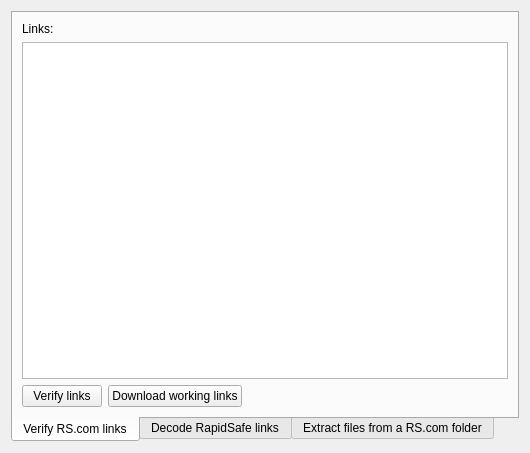
Above: tools/RapidTools.ui from LubosD/fatrat before the change. Below: the same form after it.
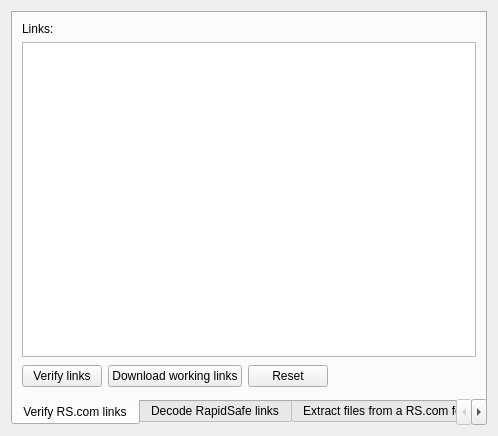
That is the form after the change.

Commit message: The RS.com link checker now supports more than 9 kilobytes of links

The edit to the form file:
```diff
--- a/tools/RapidTools.ui
+++ b/tools/RapidTools.ui
@@ -5,8 +5,8 @@
    <rect>
     <x>0</x>
     <y>0</y>
-    <width>530</width>
-    <height>453</height>
+    <width>498</width>
+    <height>436</height>
    </rect>
   </property>
   <layout class="QGridLayout" >
@@ -30,7 +30,7 @@
          </property>
         </widget>
        </item>
-       <item row="1" column="0" colspan="3" >
+       <item row="1" column="0" colspan="4" >
         <widget class="QTextEdit" name="textLinks" >
          <property name="acceptRichText" >
           <bool>false</bool>
@@ -52,14 +52,21 @@
         </widget>
        </item>
        <item row="2" column="2" >
+        <widget class="QPushButton" name="pushReset" >
+         <property name="text" >
+          <string>Reset</string>
+         </property>
+        </widget>
+       </item>
+       <item row="2" column="3" >
         <spacer>
          <property name="orientation" >
           <enum>Qt::Horizontal</enum>
          </property>
          <property name="sizeHint" >
           <size>
-           <width>181</width>
-           <height>20</height>
+           <width>111</width>
+           <height>27</height>
           </size>
          </property>
         </spacer>
```
The commit also changes 2 other files.
